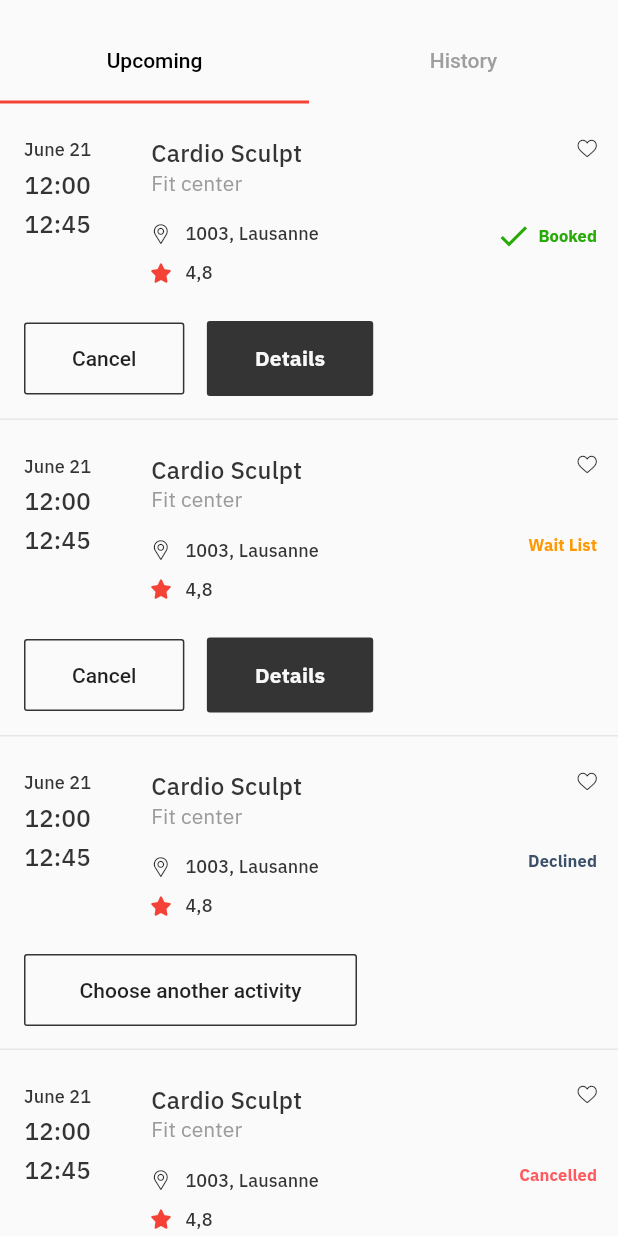
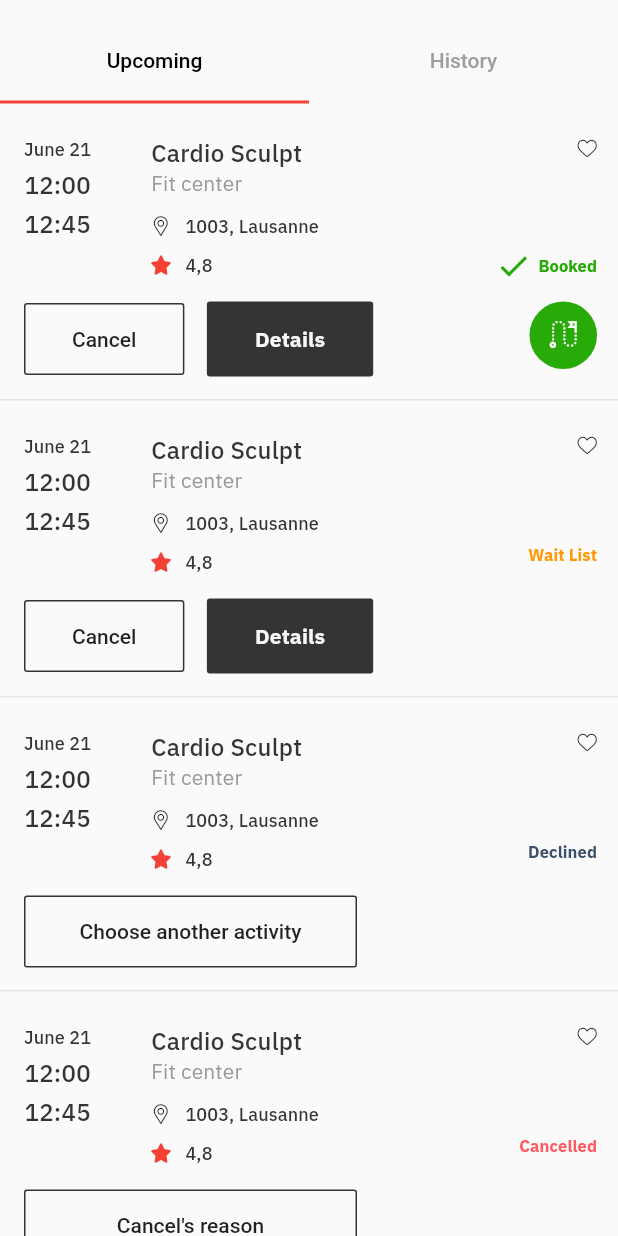
Before and after one commit to bhabinkh/ativiti, a Flutter app: the screen it shows after launch, on a phone screen of 412 x 824 dp. Run offline on Flutter 3.47's test engine with Material 2 defaults, Android fonts, the phone set to English and light mode, and no system bars.

Commit message:
some fixes

```diff
--- a/lib/agenda/agendas.dart
+++ b/lib/agenda/agendas.dart
@@ -173,7 +173,7 @@ class _AgendaCard extends StatelessWidget {
                             height: 7,
                           ),
                           SizedBox(
-                            height: 10,
+                            height: 5,
                           ),
                           Row(
                             children: <Widget>[
@@ -214,7 +214,7 @@ class _AgendaCard extends StatelessWidget {
                     ],
                   ),
                   SizedBox(
-                    height: 24,
+                    height: 16,
                   ),
                   Container(
                     child: Row(
@@ -257,7 +257,7 @@ class _AgendaCard extends StatelessWidget {
           Flexible(
             flex: 7,
             child: Column(
-              mainAxisAlignment: MainAxisAlignment.spaceBetween,
+              mainAxisAlignment: MainAxisAlignment.end,
               crossAxisAlignment: CrossAxisAlignment.end,
               children: <Widget>[
                 GestureDetector(
@@ -268,7 +268,7 @@ class _AgendaCard extends StatelessWidget {
                   onTap: () {},
                 ),
                 SizedBox(
-                  height: 40,
+                  height: 60,
                 ),
                 Row(
                   mainAxisAlignment: MainAxisAlignment.end,
@@ -285,9 +285,26 @@ class _AgendaCard extends StatelessWidget {
                     Text(
                       agendaItem.status.statusName,
                       style: agendaItem.status.style,
-                    )
+                    ),
                   ],
-                )
+                ),
+                SizedBox(
+                  height: 12,
+                ),
+                if (agendaItem.status.status == AgendaEnum.BOOKED)
+                  Container(
+                    width: 45,
+                    height: 45,
+                    decoration: BoxDecoration(
+                      color: Color(0xff28aa08),
+                      shape: BoxShape.circle,
+                    ),
+                    child: Icon(
+                      AtivitiIcons.getDirection,
+                      color: AtivitiColors.white,
+                      size: 18,
+                    ),
+                  )
               ],
             ),
           )
```
